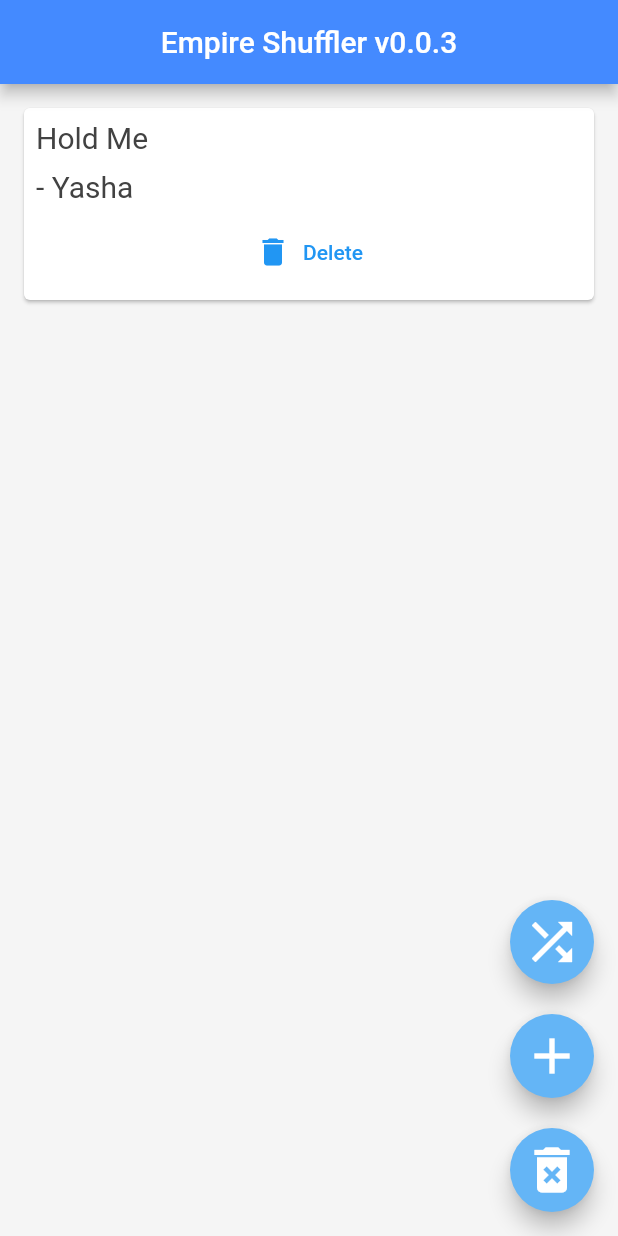
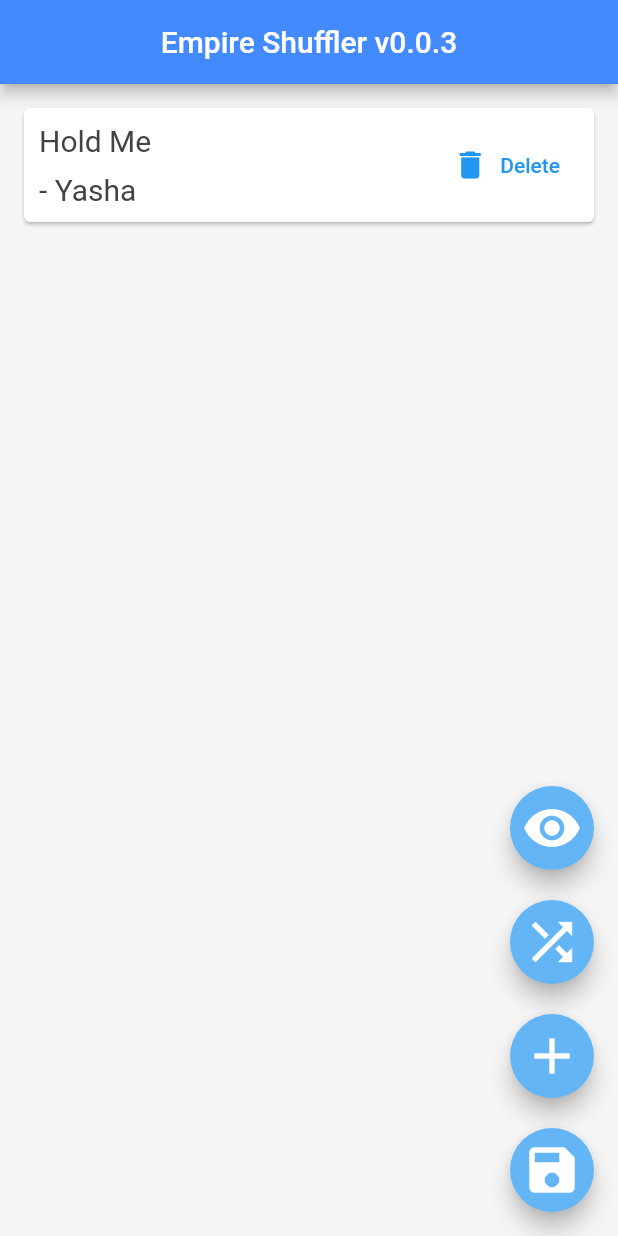
Before and after one commit to yaacovkdev/WordShuffler, a Flutter app: the screen it shows after launch, on a phone screen of 412 x 824 dp. Run offline on Flutter 3.47's test engine with Material 2 defaults, Android fonts, the light colour scheme and no system bars.

Commit message:
Making 2 Quote Templates

```diff
--- a/lib/main.dart
+++ b/lib/main.dart
@@ -1,13 +1,16 @@
-
+import 'dart:convert';
 
 import 'package:flutter/material.dart';
 import 'quote.dart';
 import 'quotetemplate.dart';
+import 'save.dart';
 
 void main() {
+
   runApp(MaterialApp(
     home: QuoteHome(),
   ));
+
 }
 
 class QuoteHome extends StatefulWidget {
@@ -17,9 +20,15 @@
 }
 
 class _QuoteHomeState extends State<QuoteHome> {
+
+
+
   List<Quote> quotes = [
     Quote(author: 'Yasha', text: 'Hold Me'),
   ];
+
+  Save save = new Save();
+  bool viewMode = false;
 
   final TextEditingController _textFieldController1 = TextEditingController();
   final TextEditingController _textFieldController2 = TextEditingController();
@@ -31,7 +40,9 @@
     valueText2 = null;
   }
 
+
   Future<void> _displayTextInputDialog(BuildContext context) async {
+
     return showDialog(
         context: context,
         builder: (context) {
@@ -68,6 +79,7 @@
                 textColor: Colors.white,
                 child: Text('OK'),
                 onPressed: () {
+
                   setState(() {
                     _textFieldController1.text = "";
                     _textFieldController2.text = "";
@@ -96,11 +108,57 @@
       body: SingleChildScrollView(
         child: Center(
           child: Column(
+            children: quotes.map((quote) {
 
-            children: quotes.map((quote) {
+              Column textColumn = Column(
+                crossAxisAlignment: CrossAxisAlignment.start,
+                children: [
+                  Text(
+                    quote.text,
+                    style: TextStyle(
+                      fontSize: 20,
+                      color: Colors.grey[800],
+
+                    ),
+                  ),
+                  SizedBox(height: 10),
+                  Text(
+                    '- ${quote.author}',
+                    style: TextStyle(
+                      fontSize: 20,
+                      color: Colors.grey[800],
+
+                    ),
+                  ),
+                ],
+              );
+
+              Expanded deleteExpanded = Expanded(
+                flex: 2,
+                child: TextButton.icon(
+                  onPressed: () {
+                    setState(() {
+                      quotes.remove(quote);
+                    });
+                  },
+                  label: Text("Delete"),
+                  icon: Icon(Icons.delete),
+                ),
+              );
+
+              if(viewMode) {
+                Widget temp = textColumn.children.first;
+                textColumn.children.clear();
+                textColumn.children.add(temp);
+
+                deleteExpanded = Expanded(child: Container());
+              }
+
+
               return QuoteCard(
                 color: quote.found == false ? Colors.white : Colors.orangeAccent,
                 quote: quote,
+                textColumn: textColumn,
                 delete: () {
                   setState(() {
                     quotes.remove(quote);
@@ -128,6 +186,7 @@
                     }
                   });
                 },
+                deleteExpanded: deleteExpanded,
               );
             }).toList(),
           ),
@@ -136,6 +195,19 @@
       floatingActionButton: Column(
         mainAxisAlignment: MainAxisAlignment.end,
         children: [
+          FloatingActionButton(
+            backgroundColor: Colors.blue[300],
+            onPressed: () {
+              setState(() {
+                viewMode = !viewMode;
+              });
+            },
+            child: const Icon(
+              Icons.remove_red_eye_rounded,
+              size: 40,
+            ),
+          ),
+          SizedBox(height: 20,),
           FloatingActionButton(
             backgroundColor: Colors.blue[300],
             onPressed: () {
@@ -171,13 +243,22 @@
           SizedBox(height: 20,),
           FloatingActionButton(
             backgroundColor: Colors.blue[300],
-            onPressed: () {
-              setState(() {
+            onPressed: () async {
+              String text = '';
+
+                await Save().writeFile(quotes);
+                text = await (Save().readFile()) as String;
+                print(jsonDecode(text)['found']);
+
+
+
+
+              /*setState(() {
                 quotes.clear();
-              });
+              });*/
             },
             child: const Icon(
-              Icons.delete_forever,
+              Icons.save,
               size: 40,
             ),
           ),
--- a/lib/quotetemplate.dart
+++ b/lib/quotetemplate.dart
@@ -8,8 +8,10 @@
   final Function() delete;
   final Function() changeText;
   final Function() changeColor;
+  final Column textColumn;
+  final Expanded deleteExpanded;
 
-  QuoteCard({required this.quote, required this.delete, required this.changeText, required this.changeColor, required this.color});
+  QuoteCard({required this.quote, required this.delete, required this.changeText, required this.changeColor, required this.color, required this.textColumn, required this.deleteExpanded});
 
   @override
   Widget build(BuildContext context) {
@@ -21,43 +23,39 @@
         color: color,
         margin: EdgeInsets.fromLTRB(16, 16, 16, 0),
         child: Padding(
-          padding: const EdgeInsets.all(8.0),
+          padding: const EdgeInsets.all(10.0),
           child: Column(
 
                   mainAxisAlignment: MainAxisAlignment.center,
                   crossAxisAlignment: CrossAxisAlignment.stretch,
 
                   children: <Widget>[
-                Text(
-                  quote.text,
-                  style: TextStyle(
-                    fontSize: 20,
-                    color: Colors.grey[800],
+                    Row(
+
+
+
+                      children: <Widget>[
+                        Expanded(
+                          flex: 5,
+
+                          child: textColumn,
+                        ),
+                        SizedBox(width: 20),
+
+                        deleteExpanded,
+
+
+                      ],
 
                     ),
-                ),
-                SizedBox(height: 10),
-                Text(
-                  '- ${quote.author}',
-                  style: TextStyle(
-                    fontSize: 20,
-                    color: Colors.grey[800],
 
-                  ),
-                ),
-                SizedBox(height: 8,),
-                TextButton.icon(
-                    onPressed: delete,
-                    label: Text("Delete"),
-                    icon: Icon(Icons.delete),
-                ),
                     /*TextButton.icon(
                     onPressed: () {},
                     child: Icon(
 
                     )
                   ),*/
-              ]
+                  ],
               ),
         ),
       ),
```
Also changed, not shown: lib/quote.dart (+8 -0 lines), lib/save.dart (added, +43 -0 lines), pubspec.yaml (+6 -2 lines), pubspec.lock, 1 other file. Lines whose indentation alone changed are shown as unchanged.
